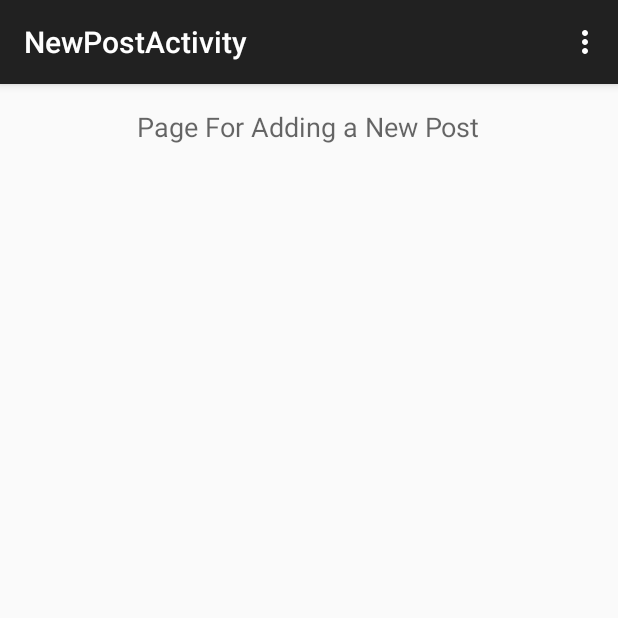
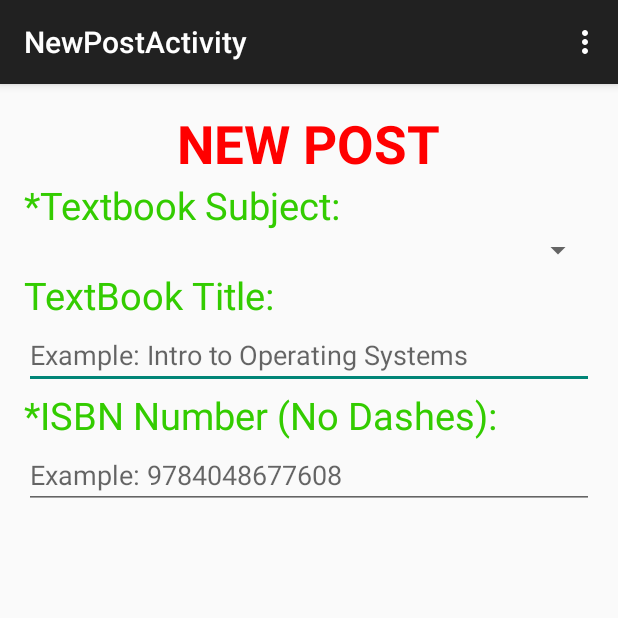
Before and after one commit to MandLRPG/ICS466APP, an Android app: the screen it shows after launch (NewPostActivity), after a tap on "NEW POST", on a phone screen of 412 x 824 dp, the top half of it. Run offline under Robolectric (Android 15) with nearby library versions, the phone set to English and light mode, and no system bars.

Commit message:
Changed the enter button functionality on the main page search so it doesn't break it by doing new lines.
Added a few fields to enter in the new posts page

```diff
--- a/app/src/main/java/com/example/uninstall/ics466app/MainActivity.java
+++ b/app/src/main/java/com/example/uninstall/ics466app/MainActivity.java
@@ -1,33 +1,38 @@
 package com.example.uninstall.ics466app;
 
 import android.content.Intent;
-import android.location.Location;
-import android.provider.ContactsContract;
 import android.support.v7.app.ActionBarActivity;
 import android.os.Bundle;
+import android.view.KeyEvent;
 import android.view.Menu;
 import android.view.MenuItem;
 
-import com.google.android.gms.common.ConnectionResult;
-import com.google.android.gms.common.GooglePlayServicesClient;
-import com.google.android.gms.common.api.GoogleApiClient;
-import com.google.android.gms.location.LocationServices;
-import com.google.android.gms.common.api.*;
-import android.support.v4.app.FragmentActivity;
 import android.view.View;
+import android.widget.AdapterView;
 import android.widget.ArrayAdapter;
 import android.widget.Button;
 import android.widget.EditText;
 import android.widget.Spinner;
-import android.widget.TextView;
 
 
-public class MainActivity extends ActionBarActivity {
+public class MainActivity extends ActionBarActivity implements AdapterView.OnItemSelectedListener, View.OnKeyListener{
+
+    Spinner subjects;
+    EditText searchBox;
 
     @Override
     protected void onCreate(Bundle savedInstanceState) {
         super.onCreate(savedInstanceState);
         setContentView(R.layout.activity_main);
+
+        subjects = (Spinner) findViewById(R.id.spinner);
+        ArrayAdapter myArray = ArrayAdapter.createFromResource(this, R.array.class_list, android.R.layout.simple_spinner_item);
+        searchBox = (EditText) findViewById(R.id.search_box);
+
+        subjects.setAdapter(myArray);
+        subjects.setOnItemSelectedListener(this);
+
+        searchBox.setOnKeyListener(this);
 
         Button myAccountButton = (Button) findViewById(R.id.myAccountButton);
         myAccountButton.setOnClickListener(new View.OnClickListener() {
@@ -46,6 +51,25 @@ public class MainActivity extends ActionBarActivity {
                 startActivity(newPostPage);
             }
         });
+    }
+
+    @Override
+    public void onItemSelected(AdapterView<?> adapterView, View view, int i, long l) {
+        //Does something when a button is chosen
+    }
+
+    @Override
+    public void onNothingSelected(AdapterView<?> adapterView) {
+        //Might want to give a warning message if nothing selected.
+    }
+
+    @Override
+    public boolean onKey(View view, int keyCode, KeyEvent event){
+        if((event.getKeyCode() == KeyEvent.KEYCODE_ENTER) && (event.getAction() == KeyEvent.ACTION_DOWN)){
+            //do a search like clicking the search button when enter is pressed on keyboard.
+            return true;
+        }
+        return false;
     }
 
     @Override
--- a/app/src/main/res/layout/activity_main.xml
+++ b/app/src/main/res/layout/activity_main.xml
@@ -40,29 +40,29 @@
             <EditText
                 android:id="@+id/search_box"
                 android:layout_width="wrap_content"
-                android:layout_height="wrap_content"
+                android:layout_height="35sp"
                 android:hint="@string/hint_text"
                 android:layout_toLeftOf="@+id/search_button"
                 android:layout_toStartOf="@+id/search_button"
                 android:layout_toRightOf="@+id/spinner"
                 android:layout_toEndOf="@+id/spinner"
                 android:layout_marginTop="10dp"
-                android:layout_below="@+id/myAccountButton"/>
+                android:layout_below="@+id/myAccountButton"
+                android:imeOptions="actionDone"/>
 
             <Spinner
-                android:layout_width="75dp"
-                android:layout_height="wrap_content"
+                android:layout_width="73sp"
+                android:layout_height="65sp"
                 android:id="@+id/spinner"
                 android:layout_alignParentLeft="true"
                 android:layout_alignParentStart="true"
                 android:layout_below="@+id/myAccountButton"
-                android:spinnerMode="dropdown"
-                android:background="#ffa083ff" />
+                android:spinnerMode="dialog"/>
 
             <Button
                 android:id="@+id/search_button"
-                android:layout_width="48dp"
-                android:layout_height="48dp"
+                android:layout_width="48sp"
+                android:layout_height="48sp"
                 android:text="GO!"
                 android:layout_alignParentRight="true"
                 android:layout_alignParentEnd="true"
--- a/app/src/main/res/layout/activity_new_post.xml
+++ b/app/src/main/res/layout/activity_new_post.xml
@@ -8,7 +8,8 @@
 
     <ScrollView
         android:layout_width="match_parent"
-        android:layout_height="match_parent">
+        android:layout_height="match_parent"
+        android:id="@+id/scrollView">
 
         <RelativeLayout
             android:layout_width="match_parent"
@@ -18,9 +19,63 @@
                 android:layout_width="wrap_content"
                 android:layout_height="wrap_content"
                 android:textAppearance="?android:attr/textAppearanceMedium"
-                android:text="Page For Adding a New Post"
+                android:text="NEW POST"
                 android:id="@+id/textView"
+                android:textStyle="bold"
+                android:textColor="#FF0000"
+                android:textSize="35sp"
                 android:layout_centerHorizontal="true" />
+
+            <TextView
+                android:layout_width="wrap_content"
+                android:layout_height="wrap_content"
+                android:textAppearance="?android:attr/textAppearanceSmall"
+                android:text="*Textbook Subject:"
+                android:id="@+id/selectSubject"
+                android:textSize="25sp"
+                android:layout_below="@+id/textView"
+                android:textColor="#33CC00" />
+
+            <Spinner
+                android:layout_width="match_parent"
+                android:layout_height="25sp"
+                android:id="@+id/subjectSpinner"
+                android:layout_below="@+id/selectSubject"/>
+
+            <TextView
+                android:layout_width="wrap_content"
+                android:layout_height="wrap_content"
+                android:textAppearance="?android:attr/textAppearanceSmall"
+                android:text="TextBook Title:"
+                android:id="@+id/titleText"
+                android:textSize="25sp"
+                android:layout_below="@+id/subjectSpinner"
+                android:textColor="#33CC00" />
+
+            <EditText
+                android:layout_width="match_parent"
+                android:layout_height="wrap_content"
+                android:hint="Example: Intro to Operating Systems"
+                android:id="@+id/editText"
+                android:layout_below="@+id/titleText" />
+
+            <TextView
+                android:layout_width="wrap_content"
+                android:layout_height="wrap_content"
+                android:textAppearance="?android:attr/textAppearanceSmall"
+                android:text="*ISBN Number (No Dashes):"
+                android:id="@+id/textISBN"
+                android:textSize="25sp"
+                android:layout_below="@+id/editText"
+                android:textColor="#33CC00" />
+
+            <EditText
+                android:layout_width="match_parent"
+                android:layout_height="wrap_content"
+                android:inputType="number"
+                android:hint="Example: 9784048677608"
+                android:id="@+id/enterISBN"
+                android:layout_below="@+id/textISBN" />
 
         </RelativeLayout>
 
--- a/app/src/main/res/values/strings.xml
+++ b/app/src/main/res/values/strings.xml
@@ -10,9 +10,47 @@
     <string name="title_activity_new_post">NewPostActivity</string>
 
     <string-array name="class_list">
+        <item>ACM</item>
+        <item>ACC</item>
+        <item>AS</item>
+        <item>AMST</item>
+        <item>ANAT</item>
+        <item>ANSC</item>
+        <item>ANTH</item>
+        <item>ARAB</item>
+        <item>ARCH</item>
+        <item>ART</item>
+        <item>ASAN</item>
+        <item>ASTR</item>
+        <item>BIOC</item>
+        <item>BE</item>
+        <item>BIOL</item>
+        <item>BIOM</item>
+        <item>BOT</item>
+        <item>BUS</item>
+        <item>BLAW</item>
+        <item>CAM</item>
+        <item>CMB</item>
+        <item>CHAM</item>
+        <item>CHEM</item>
+        <item>CHN</item>
+        <item>CEE</item>
+        <item>COM</item>
+        <item>CIS</item>
+        <item>CSD</item>
+        <item>COMG</item>
+        <item>EDCS</item>
+        <item>DNCE</item>
+        <item>DH</item>
+        <item>DRB</item>
+        <item>DIS</item>
+        <item>EALL</item>
+        <item>ECON</item>
+        <item>EDEA</item>
         <item>ENG</item>
         <item>HIST</item>
         <item>ICS</item>
+        <item>OTHER</item>
     </string-array>
 
 </resources>
```
